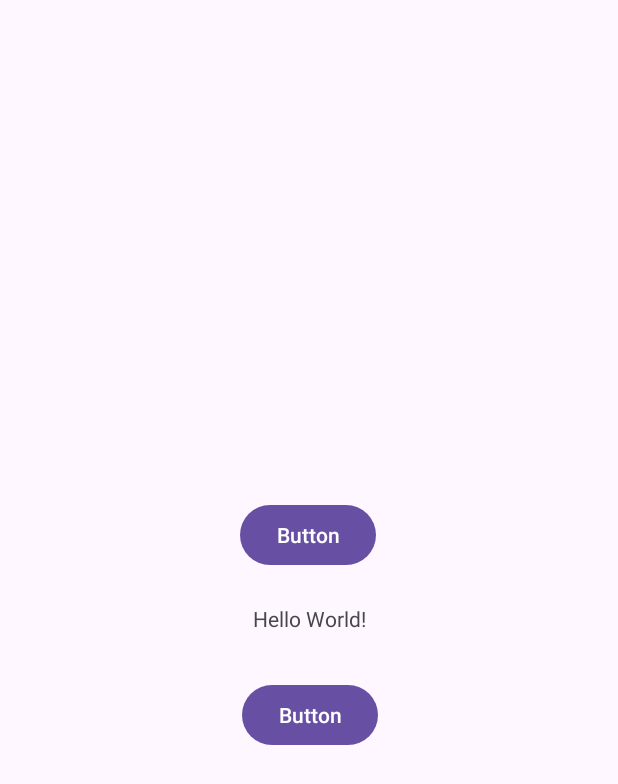
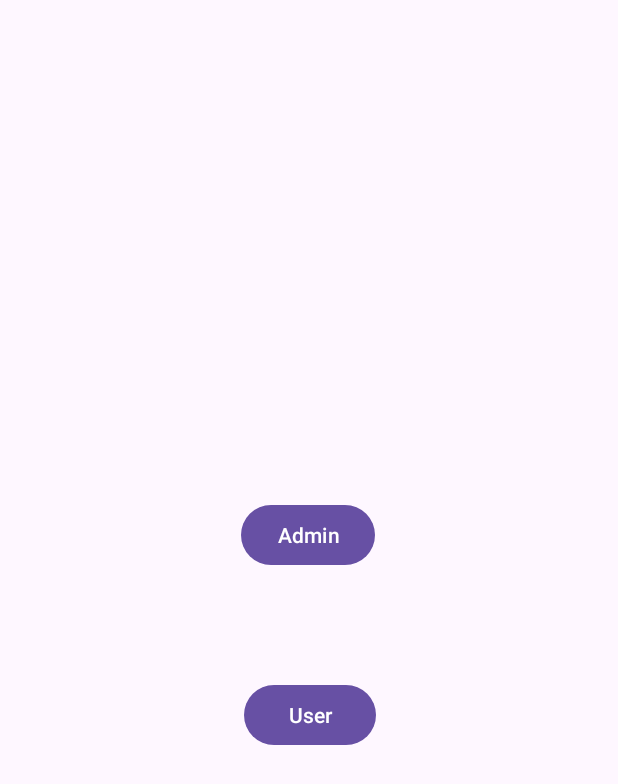
Before and after one commit to 104Dhanaraj/bus2, an Android app: the screen it shows after launch (MainActivity), on a phone screen of 412 x 824 dp. Shown: the top 784 px of the screen. Run offline under Robolectric (Android 15) with nearby library versions, the phone set to English and light mode, and no system bars.

Commit message:
Main feature of Application is complete except UI Design

```diff
--- a/app/src/main/res/layout/activity_main.xml
+++ b/app/src/main/res/layout/activity_main.xml
@@ -7,15 +7,6 @@
     android:layout_height="match_parent"
     tools:context=".MainActivity">
 
-    <TextView
-        android:layout_width="wrap_content"
-        android:layout_height="wrap_content"
-        android:text="Hello World!"
-        app:layout_constraintBottom_toBottomOf="parent"
-        app:layout_constraintEnd_toEndOf="parent"
-        app:layout_constraintStart_toStartOf="parent"
-        app:layout_constraintTop_toTopOf="parent" />
-
     <Button
         android:id="@+id/Adm"
         android:layout_width="wrap_content"
@@ -24,7 +15,7 @@
         android:layout_marginTop="286dp"
         android:layout_marginEnd="161dp"
         android:layout_marginBottom="397dp"
-        android:text="Button"
+        android:text="Admin"
         app:layout_constraintBottom_toBottomOf="parent"
         app:layout_constraintEnd_toEndOf="parent"
         app:layout_constraintStart_toStartOf="parent"
@@ -38,7 +29,7 @@
         android:layout_marginTop="406dp"
         android:layout_marginEnd="160dp"
         android:layout_marginBottom="277dp"
-        android:text="Button"
+        android:text="User"
         app:layout_constraintBottom_toBottomOf="parent"
         app:layout_constraintEnd_toEndOf="parent"
         app:layout_constraintStart_toStartOf="parent"
```
